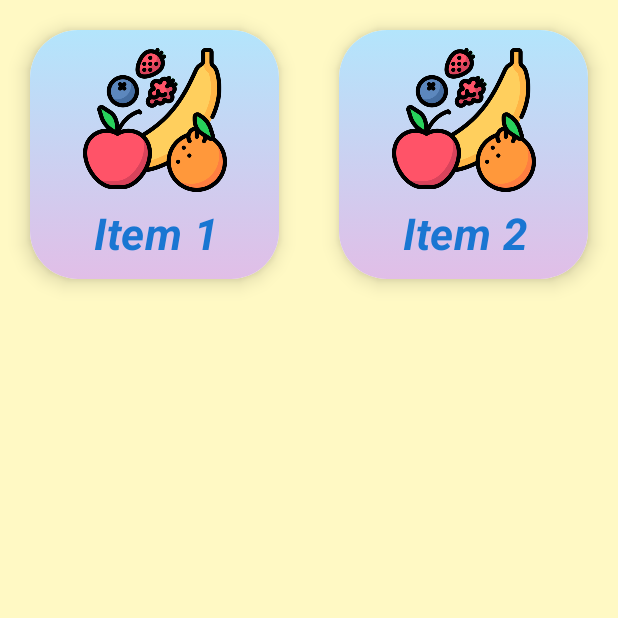
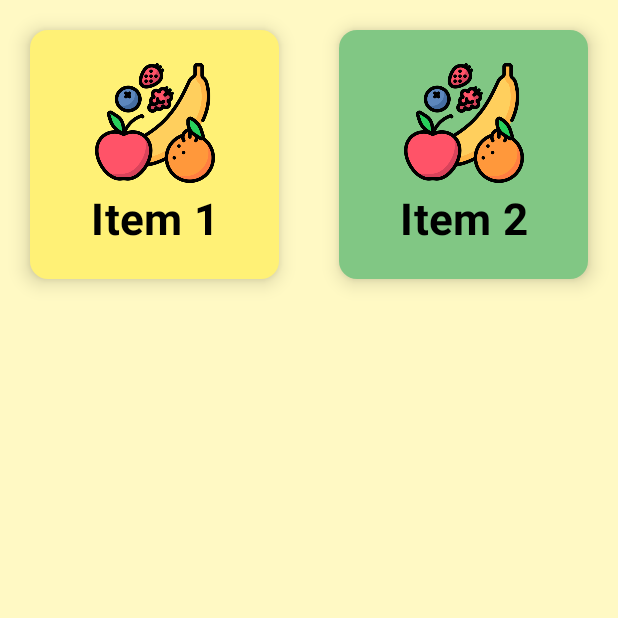
Before and after one commit to Amrish-Sharma/FruitList, an Android app built with Jetpack Compose: the CategoryActivity screen opened directly, with no data from a screen before it, on a phone screen of 412 x 824 dp, the top half of it. Run offline under Robolectric (Android 15) with nearby library versions, the phone set to English and light mode, and no system bars.

Commit message:
changed color sets

```diff
--- a/app/build.gradle
+++ b/app/build.gradle
@@ -10,10 +10,10 @@ android {
 
     defaultConfig {
         applicationId "com.cb.fruitlist"
-        minSdk 31
-        targetSdk 35
-        versionCode 9
-        versionName "1.7"
+        minSdkVersion 21
+        targetSdkVersion 34
+        versionCode 10
+        versionName "1.8"
 
         testInstrumentationRunner "androidx.test.runner.AndroidJUnitRunner"
     }
--- a/app/src/main/java/com/cb/fruitlist/MainActivity.kt
+++ b/app/src/main/java/com/cb/fruitlist/MainActivity.kt
@@ -4,6 +4,7 @@ import android.content.Intent
 import android.os.Bundle
 import androidx.activity.ComponentActivity
 import androidx.activity.compose.setContent
+import androidx.activity.enableEdgeToEdge
 import androidx.compose.material3.MaterialTheme
 import androidx.compose.material3.Surface
 import com.cb.fruitlist.ui.MainScreen
@@ -11,6 +12,7 @@ import com.cb.fruitlist.ui.MainScreen
 class MainActivity : ComponentActivity() {
     override fun onCreate(savedInstanceState: Bundle?) {
         super.onCreate(savedInstanceState)
+        enableEdgeToEdge() // Use the new recommended API for edge-to-edge
         setContent {
             MaterialTheme {
                 Surface(color = MaterialTheme.colorScheme.background) {
--- a/app/src/main/java/com/cb/fruitlist/ui/ComposeScreens.kt
+++ b/app/src/main/java/com/cb/fruitlist/ui/ComposeScreens.kt
@@ -5,11 +5,21 @@ import androidx.compose.animation.core.animateFloatAsState
 import androidx.compose.foundation.Image
 import androidx.compose.foundation.background
 import androidx.compose.foundation.gestures.detectTapGestures
-import androidx.compose.foundation.layout.*
+import androidx.compose.foundation.layout.Arrangement
+import androidx.compose.foundation.layout.Box
+import androidx.compose.foundation.layout.Column
+import androidx.compose.foundation.layout.PaddingValues
+import androidx.compose.foundation.layout.Row
+import androidx.compose.foundation.layout.Spacer
+import androidx.compose.foundation.layout.aspectRatio
+import androidx.compose.foundation.layout.fillMaxHeight
+import androidx.compose.foundation.layout.fillMaxSize
+import androidx.compose.foundation.layout.height
+import androidx.compose.foundation.layout.padding
+import androidx.compose.foundation.layout.size
 import androidx.compose.foundation.lazy.grid.GridCells
 import androidx.compose.foundation.lazy.grid.LazyVerticalGrid
-import androidx.compose.foundation.lazy.grid.items
-import androidx.compose.foundation.shape.RoundedCornerShape
+import androidx.compose.foundation.lazy.grid.itemsIndexed
 import androidx.compose.material3.Card
 import androidx.compose.material3.CardDefaults
 import androidx.compose.material3.Text
@@ -21,14 +31,12 @@ import androidx.compose.runtime.remember
 import androidx.compose.runtime.setValue
 import androidx.compose.ui.Alignment
 import androidx.compose.ui.Modifier
-import androidx.compose.ui.draw.scale
-import androidx.compose.ui.graphics.Brush
 import androidx.compose.ui.graphics.Color
+import androidx.compose.ui.graphics.graphicsLayer
 import androidx.compose.ui.input.pointer.pointerInput
 import androidx.compose.ui.platform.LocalConfiguration
 import androidx.compose.ui.platform.LocalContext
 import androidx.compose.ui.res.painterResource
-import androidx.compose.ui.text.font.FontStyle
 import androidx.compose.ui.text.font.FontWeight
 import androidx.compose.ui.text.style.TextAlign
 import androidx.compose.ui.text.style.TextOverflow
@@ -36,6 +44,9 @@ import androidx.compose.ui.unit.dp
 import androidx.compose.ui.unit.sp
 import com.cb.fruitlist.R
 import java.util.Locale
+import androidx.compose.foundation.layout.WindowInsets
+import androidx.compose.foundation.layout.systemBars
+import androidx.compose.foundation.layout.asPaddingValues
 
 @Composable
 fun MainScreen(onCategoryClick: (String) -> Unit) {
@@ -57,6 +68,7 @@ fun MainScreen(onCategoryClick: (String) -> Unit) {
         modifier = Modifier
             .fillMaxSize()
             .background(Color(0xFFFFF9C4))
+            .padding(WindowInsets.systemBars.asPaddingValues())
     ) {
         Row(
             modifier = Modifier.weight(1f),
@@ -108,17 +120,36 @@ fun CategoryCell(
     iconRes: Int,
     label: String,
     onClick: () -> Unit,
-    modifier: Modifier = Modifier
+    modifier: Modifier = Modifier,
+    colorIndex: Int = 0 // New parameter for color cycling
 ) {
     val configuration = LocalConfiguration.current
     val screenWidth = configuration.screenWidthDp
     var pressed by remember { mutableStateOf(false) }
     val scale by animateFloatAsState(if (pressed) 1.08f else 1f, label = "scale")
     val dynamicFontSize = (screenWidth / 14).sp
+    // Define a palette of toddler-safe, vibrant colors
+    val cardColors = listOf(
+        Color(0xFFFFF176), // Yellow
+        Color(0xFF81C784), // Green
+        Color(0xFF64B5F6), // Blue
+        Color(0xFFFF8A65), // Orange
+        Color(0xFFBA68C8), // Purple
+        Color(0xFFFFB74D), // Light Orange
+        Color(0xFFAED581), // Light Green
+        Color(0xFF4DD0E1), // Cyan
+        Color(0xFFE57373), // Red
+        Color(0xFFFFD54F)  // Gold
+    )
+    val cardColor = cardColors[colorIndex % cardColors.size]
     Card(
         modifier = modifier
             .padding(12.dp)
             .fillMaxHeight()
+            .graphicsLayer {
+                scaleX = scale
+                scaleY = scale
+            }
             .pointerInput(Unit) {
                 detectTapGestures(
                     onPress = {
@@ -128,49 +159,33 @@ fun CategoryCell(
                         onClick()
                     }
                 )
-            }
-            .scale(scale),
-        shape = RoundedCornerShape(32.dp),
-        colors = CardDefaults.cardColors(
-            containerColor = Color.White.copy(alpha = 0.85f)
-        ),
+            },
+        colors = CardDefaults.cardColors(containerColor = cardColor),
         elevation = CardDefaults.cardElevation(8.dp)
     ) {
-        Box(
+        Column(
             modifier = Modifier
                 .fillMaxSize()
-                .background(
-                    Brush.verticalGradient(
-                        colors = listOf(
-                            Color(0xFFB3E5FC), // light blue
-                            Color(0xFFE1BEE7)  // light purple
-                        )
-                    )
-                ),
-            contentAlignment = Alignment.Center
-        ) {
-            Column(
-                horizontalAlignment = Alignment.CenterHorizontally,
+                .padding(8.dp),
             verticalArrangement = Arrangement.Center,
-                modifier = Modifier.padding(8.dp)
+            horizontalAlignment = Alignment.CenterHorizontally
         ) {
             Image(
                 painter = painterResource(id = iconRes),
                 contentDescription = label,
-                    modifier = Modifier.size(96.dp)
+                modifier = Modifier
+                    .size(80.dp)
             )
-                Spacer(modifier = Modifier.height(12.dp))
+            Spacer(modifier = Modifier.height(8.dp))
             Text(
                 text = label,
-                    fontSize = dynamicFontSize, // Keep increased size for readability
+                fontSize = dynamicFontSize,
                 fontWeight = FontWeight.Bold,
-                    fontStyle = FontStyle.Italic,
-                    color = Color(0xFF1976D2),
+                color = Color.Black,
                 textAlign = TextAlign.Center,
-                    maxLines = 2,
+                maxLines = 1,
                 overflow = TextOverflow.Ellipsis
             )
-            }
         }
     }
 }
@@ -199,9 +214,9 @@ fun ListScreen(items: List<ListItemData>, onItemClick: (ListItemData) -> Unit =
         LazyVerticalGrid(
             columns = GridCells.Fixed(2),
             modifier = Modifier.fillMaxSize(),
-            contentPadding = PaddingValues(0.dp) // Remove padding to cover the whole screen
+            contentPadding = PaddingValues(0.dp)
         ) {
-            items(items) { item ->
+            itemsIndexed(items) { index, item ->
                 CategoryCell(
                     iconRes = item.imageRes,
                     label = item.text,
@@ -209,9 +224,10 @@ fun ListScreen(items: List<ListItemData>, onItemClick: (ListItemData) -> Unit =
                         tts.speak(item.text, TextToSpeech.QUEUE_FLUSH, null, null)
                         onItemClick(item)
                     },
+                    colorIndex = index,
                     modifier = Modifier
                         .padding(8.dp)
-                        .fillMaxSize() // Ensure each cell fills its grid space
+                        .fillMaxSize()
                         .aspectRatio(1f)
                 )
             }
--- a/app/src/main/res/values/strings.xml
+++ b/app/src/main/res/values/strings.xml
@@ -1,3 +1,3 @@
 <resources>
-    <string name="app_name">EduPlay World</string>
+    <string name="app_name">Kids Learn Words: Eduplay</string>
 </resources>
```
Lines whose indentation alone changed are shown as unchanged.
